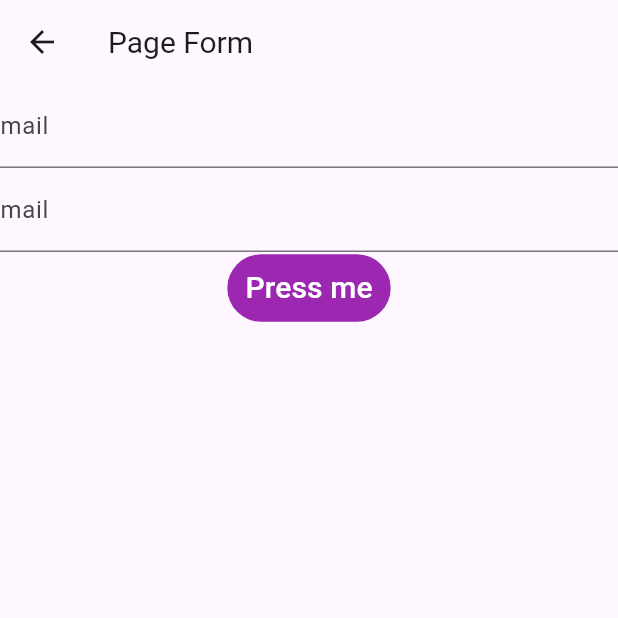
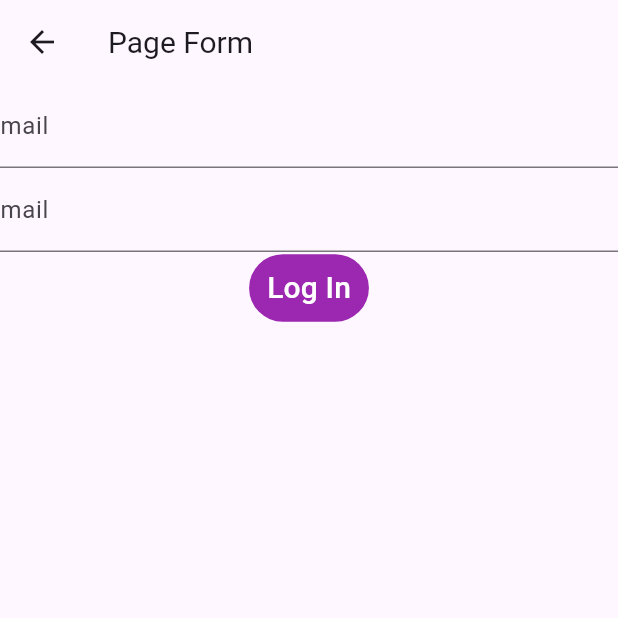
Before and after one commit to Jump17496/FlutterDemo, a Flutter app: the FormScreen screen opened directly, on a phone screen of 412 x 824 dp, the top half of it. Run offline on Flutter 3.47's test engine with Material 3 defaults, Android fonts, the light colour scheme and no system bars.

Commit message:
text button change

```diff
--- a/lib/formScreen.dart
+++ b/lib/formScreen.dart
@@ -23,7 +23,7 @@ class FormScreen extends StatelessWidget {
                 onPressed: () {
                   // Your button click logic here
                 },
-                child: Text('Press me',style: TextStyle(fontSize: 20,color: Colors.white),),
+                child: Text('Log In',style: TextStyle(fontSize: 20,color: Colors.white),),
                 style: ButtonStyle(
                     backgroundColor:
                         MaterialStateProperty.all<Color?>(Colors.purple))),
```
